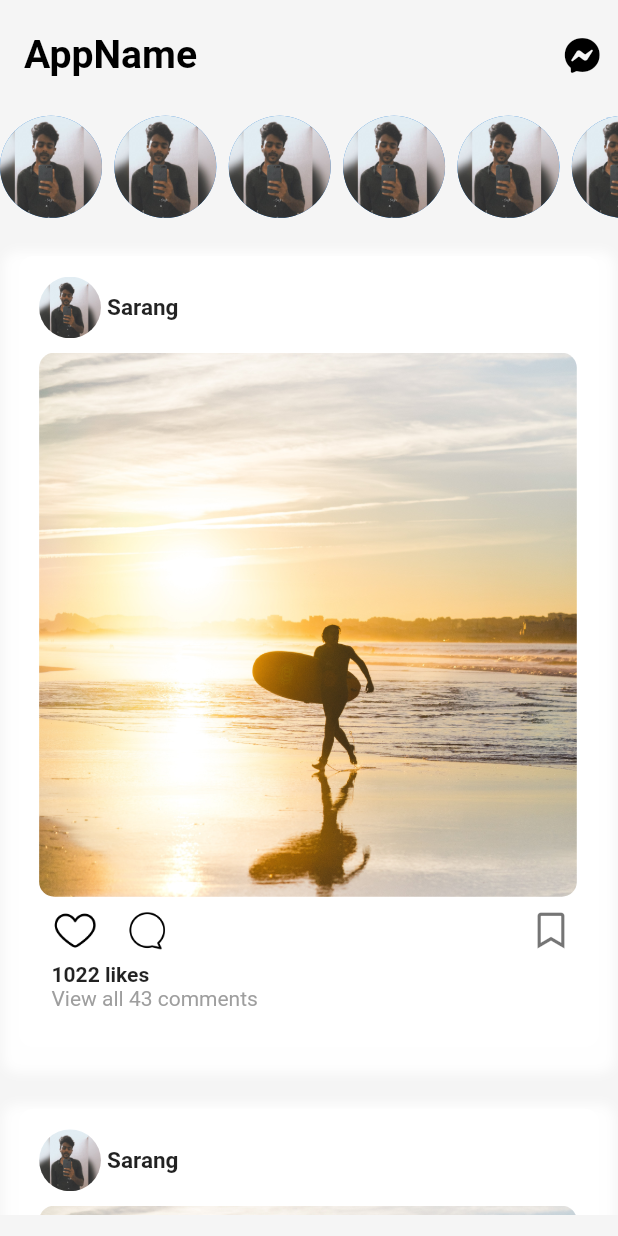
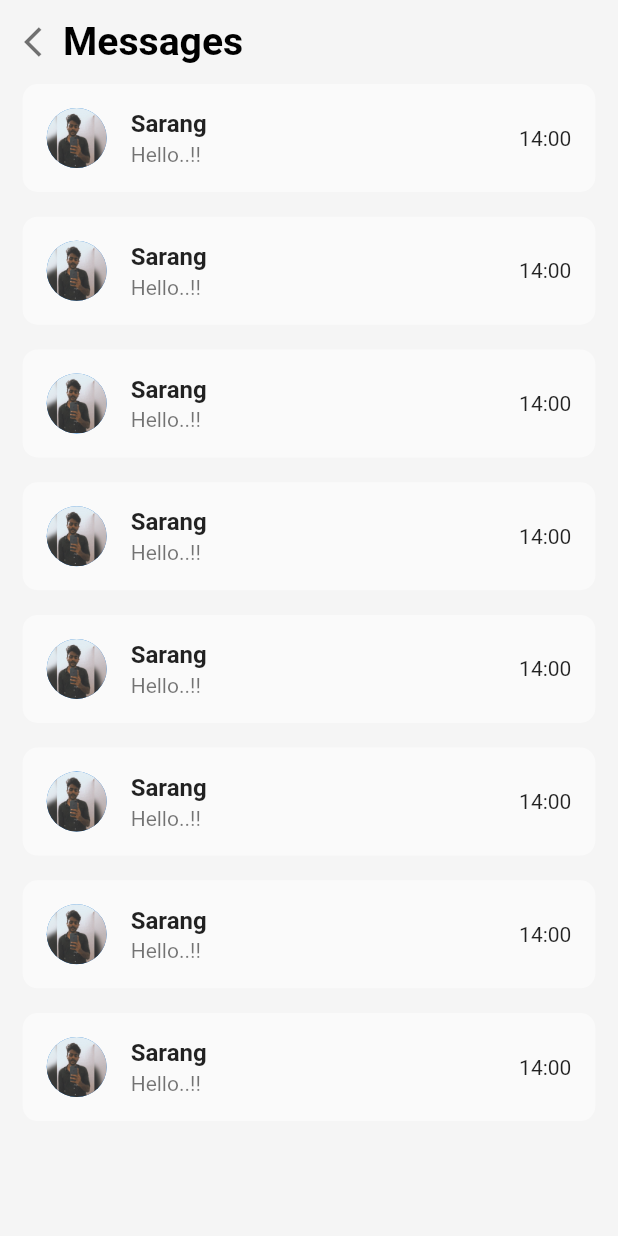
Before and after one commit to sarangvs/social_media, a Flutter app: the screen it shows after launch, after a tap on an icon or button, on a phone screen of 412 x 824 dp. Run offline on Flutter 3.47's test engine with Material 2 defaults, Android fonts, the phone set to English and light mode, and no system bars; our stand-ins replace font_awesome_flutter, get, google_fonts, sizer, story_view; missing offline and left inert: dashed_circle.

Commit message:
ui updates

```diff
--- a/lib/Views/home_screen.dart
+++ b/lib/Views/home_screen.dart
@@ -4,18 +4,14 @@ import 'package:font_awesome_flutter/font_awesome_flutter.dart';
 import 'package:get/get.dart';
 import 'package:google_fonts/google_fonts.dart';
 import 'package:sizer/sizer.dart';
-import 'package:social_media/Views/story_page_viewer.dart';
-import 'package:dashed_circle/dashed_circle.dart';
-import 'package:social_media/Widgets/widgets.dart';
+import 'package:social_media/Views/message_screen.dart';
+import 'package:social_media/Widgets/homepage_widgets.dart';
 
 class HomeScreen extends StatelessWidget {
   const HomeScreen({Key? key}) : super(key: key);
 
   @override
   Widget build(BuildContext context) {
-    final screenHeight = MediaQuery.of(context).size.height;
-    final screenWidth = MediaQuery.of(context).size.width;
-
     return SafeArea(
       child: Scaffold(
           backgroundColor: const Color(0xffF5F5F5),
@@ -32,38 +28,25 @@ class HomeScreen extends StatelessWidget {
             ),
             actions: [
               IconButton(
-                onPressed: () {},
+                  onPressed: () {
+                    Get.to(const MessageScreen());
+                  },
                   icon: const FaIcon(
                     FontAwesomeIcons.facebookMessenger,
                     color: Colors.black,
-                ))
+                  )
+              )
             ],
           ),
-        body: ListView(
+          body: SingleChildScrollView(
+            physics: const NeverScrollableScrollPhysics(),
+            child: Column(
               children: const [
                 StoryRow(),
                 PostFeed(),
               ],
-        )
             ),
+          )),
     );
   }
-
-  Widget buildCard() => GestureDetector(
-        onTap: () {},
-        child: Column(
-          mainAxisAlignment: MainAxisAlignment.spaceBetween,
-          children: [
-            GestureDetector(
-              onTap: () {},
-              child: Container(
-                width: 18.w,
-                decoration: BoxDecoration(
-                    borderRadius: BorderRadius.circular(10.sp),
-                    color: Colors.yellow),
-              ),
-            ),
-          ],
-        ),
-      );
 }
--- /dev/null
+++ b/lib/Views/message_screen.dart
@@ -0,0 +1,67 @@
+import 'package:flutter/material.dart';
+import 'package:get/get.dart';
+import 'package:google_fonts/google_fonts.dart';
+import 'package:sizer/sizer.dart';
+
+class MessageScreen extends StatelessWidget {
+  const MessageScreen({Key? key}) : super(key: key);
+
+  @override
+  Widget build(BuildContext context) {
+    return Scaffold(
+      backgroundColor: const Color(0xffF5F5F5),
+      appBar: AppBar(
+        leading: IconButton(
+          onPressed: () {
+            Get.back();
+          },
+          icon: const Icon(
+            Icons.arrow_back_ios,
+            color: Colors.black54,
+          ),
+        ),
+        backgroundColor: const Color(0xffF5F5F5),
+        elevation: 0,
+        title: Text(
+          'Messages',
+          style: GoogleFonts.k2d(
+              fontWeight: FontWeight.bold,
+              color: Colors.black,
+              fontSize: 19.sp),
+        ),
+        titleSpacing: -14,
+      ),
+      body: Padding(
+        padding: EdgeInsets.symmetric(horizontal: 11.sp),
+        child: FutureBuilder(
+          builder: (BuildContext ctx, AsyncSnapshot<dynamic> snapshot) {
+            return ListView.separated(
+              itemBuilder: (context, index) {
+                return Material(
+                  borderRadius: BorderRadius.circular(10),
+                  child: ListTile(
+                    leading:  const CircleAvatar(
+                      backgroundImage: AssetImage('Assets/me.jpg'),
+                    ),
+                    title: Text(
+                      'Sarang',
+                      style: GoogleFonts.k2d(fontWeight: FontWeight.bold),
+                    ),
+                    subtitle: const Text('Hello..!!'),
+                    trailing: const Text('14:00'),
+                  ),
+                );
+              },
+              itemCount: 8,
+              separatorBuilder: (BuildContext context, int index) {
+                return SizedBox(
+                  height: 2.h,
+                );
+              },
+            );
+          },
+        ),
+      ),
+    );
+  }
+}
--- a/lib/Widgets/widgets.dart
+++ b/lib/Widgets/homepage_widgets.dart
@@ -17,8 +17,9 @@ class StoryRow extends StatelessWidget {
     final screenHeight = MediaQuery.of(context).size.height;
     final screenWidth = MediaQuery.of(context).size.width;
     return Container(
+      padding: EdgeInsets.all(1.sp),
       width: screenWidth,
-      height: 9.h,
+      height: 10.h,
       child: FutureBuilder(
         builder: (BuildContext context, AsyncSnapshot<dynamic> snapshot) {
           return ListView.separated(
@@ -27,8 +28,8 @@ class StoryRow extends StatelessWidget {
               return GestureDetector(
                 onTap: () => Get.to(const StoryPageViewer()),
                 child: DashedCircle(
-                  child:const CircleAvatar(
-                    radius: 34,
+                  child: CircleAvatar(
+                    radius: 24.2.sp,
                     backgroundImage: AssetImage('Assets/me.jpg'),
                   ),
                   color: Colors.deepOrangeAccent,
@@ -69,9 +70,9 @@ class PostFeed extends StatelessWidget {
               return Center(
                 child: Container(
                   color: const Color(0xffF5F5F5),
-                  padding: EdgeInsets.all(9.sp),
+                  padding: EdgeInsets.all(8.sp),
                   child: Container(
-                    padding: EdgeInsets.all(10.sp),
+                    padding: EdgeInsets.all(7.sp),
                     height: 64.h,
                     width: 100.w,
                     decoration: BoxDecoration(
@@ -82,7 +83,7 @@ class PostFeed extends StatelessWidget {
                         BoxShadow(
                             color: Colors.white.withOpacity(0.9),
                             spreadRadius: 10,
-                            blurRadius: 5,
+                            blurRadius: 3,
                             offset: const Offset(0, 7))
                       ],
                     ),
@@ -95,7 +96,7 @@ class PostFeed extends StatelessWidget {
                               height: 5.h,
                               width: 10.w,
                               decoration: BoxDecoration(
-                                borderRadius: BorderRadius.circular(100),
+                                borderRadius: BorderRadius.circular(100.sp),
                                 image: const DecorationImage(
                                     image: AssetImage('Assets/me.jpg')),
                               ),
@@ -112,6 +113,7 @@ class PostFeed extends StatelessWidget {
                         )),
                         Positioned(
                             top: 37.sp,
+                            left: 1.3.w,
                             child: Container(
                               height: 44.h,
                               width: 87.w,
@@ -123,6 +125,7 @@ class PostFeed extends StatelessWidget {
                             )),
                         Positioned(
                             top: 50.h,
+                            left: 0.w,
                             child: Row(
                               children: [
                                 IconButton(
@@ -151,8 +154,9 @@ class PostFeed extends StatelessWidget {
                                 color: Colors.black54,
                               ),
                             )),
+
                         Positioned(
-                            top: 55.5.h,
+                            top: 56.h,
                             left: 2.w,
                             child: Column(
                               crossAxisAlignment: CrossAxisAlignment.start,
@@ -163,6 +167,7 @@ class PostFeed extends StatelessWidget {
                                   style: GoogleFonts.k2d(
                                       fontWeight: FontWeight.bold),
                                 ),
+                                SizedBox(height: 0.5.h,),
                                 Text(
                                   'View all 43 comments',
                                   style: GoogleFonts.k2d(color: Colors.grey),
--- a/lib/instance.dart
+++ b/lib/instance.dart
@@ -1,6 +1,3 @@
-
-
-
 import 'package:get/get.dart';
 import 'package:social_media/Controller/getx_controller.dart';
 
--- a/lib/main.dart
+++ b/lib/main.dart
@@ -1,6 +1,7 @@
 import 'package:flutter/material.dart';
 import 'package:sizer/sizer.dart';
 import 'package:social_media/Views/bottom_navscreen.dart';
+import 'package:social_media/Views/chat_screen.dart';
 import 'package:social_media/Views/home_screen.dart';
 import 'package:social_media/Views/login_screen.dart';
 import 'package:get/get.dart';
```
Also changed, not shown: lib/Views/chat_screen.dart (+49 -3 lines). Lines whose indentation alone changed are shown as unchanged.
